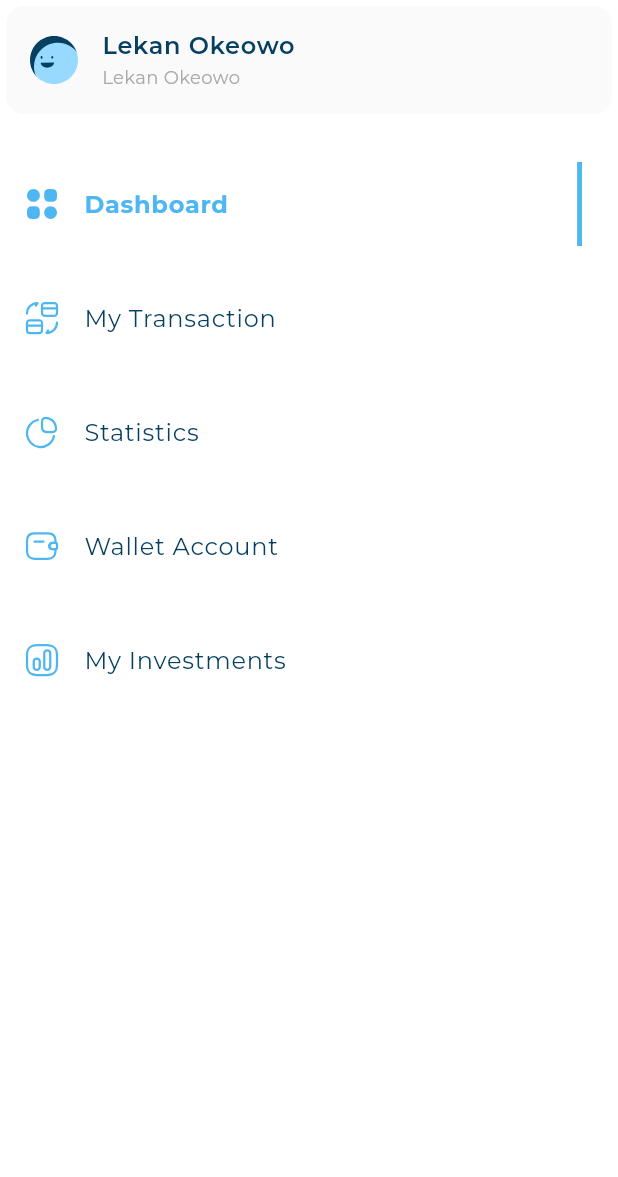
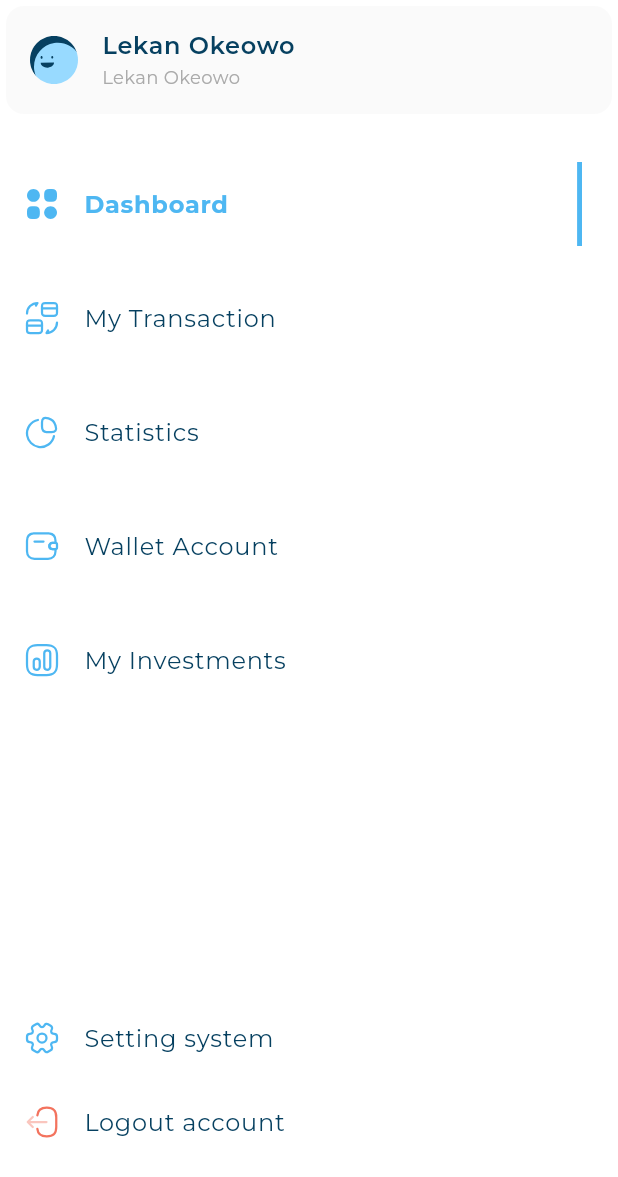
Before and after one commit to mazenanter/responsive_dashboard, a Flutter app: the CustomDrawer widget shown alone on an empty page, opened directly, on a phone screen of 412 x 824 dp. Shown: the top 1177 px of the screen. Run offline on Flutter 3.47's test engine with Material 3 defaults, Android fonts, the phone set to English and light mode, and no system bars; our stand-ins replace flutter_svg; project files that could hold a hidden picture were left out.

```diff
--- a/lib/views/dashboard_view.dart
+++ b/lib/views/dashboard_view.dart
@@ -8,6 +8,7 @@ class DashboardView extends StatelessWidget {
   @override
   Widget build(BuildContext context) {
     return Scaffold(
+      backgroundColor: const Color(0xffE5E5E5),
       body: AdaptiveLayoutWidget(
         mobileLayout: (context) => const SizedBox(),
         tabletLayout: (context) => const SizedBox(),
--- a/lib/widgets/custom_drawer.dart
+++ b/lib/widgets/custom_drawer.dart
@@ -1,5 +1,7 @@
 import 'package:flutter/material.dart';
+import 'package:responsive_dashboard/models/drawer_item_model.dart';
 import 'package:responsive_dashboard/utils/app_images.dart';
+import 'package:responsive_dashboard/widgets/active_and_inActive_widgets.dart';
 import 'package:responsive_dashboard/widgets/drawer_item_list_view.dart';
 import 'package:responsive_dashboard/widgets/user_info_list_tile.dart';
 
@@ -10,17 +12,41 @@ class CustomDrawer extends StatelessWidget {
   Widget build(BuildContext context) {
     return Container(
       color: Colors.white,
-      child: const Column(
-        children: [
-          UserInfoListTile(
-            title: 'Lekan Okeowo',
-            subTitle: 'demo@gmail.com',
-            image: Assets.imagesFrame2,
+      child: const CustomScrollView(
+        slivers: [
+          SliverToBoxAdapter(
+            child: UserInfoListTile(
+              title: 'Lekan Okeowo',
+              subTitle: 'demo@gmail.com',
+              image: Assets.imagesFrame2,
+            ),
           ),
-          SizedBox(
-            height: 8,
+          SliverToBoxAdapter(
+            child: SizedBox(
+              height: 8,
+            ),
           ),
           DrawerItemListView(),
+          SliverFillRemaining(
+            hasScrollBody: false,
+            child: Column(
+              children: [
+                Expanded(
+                    child: SizedBox(
+                  height: 20,
+                )),
+                InActiveDrawerItem(
+                    drawerItemModel: DrawerItemModel(
+                        title: 'Setting system', image: Assets.imagesSetting2)),
+                InActiveDrawerItem(
+                    drawerItemModel: DrawerItemModel(
+                        title: 'Logout account', image: Assets.imagesLogout)),
+                SizedBox(
+                  height: 48,
+                ),
+              ],
+            ),
+          ),
         ],
       ),
     );
--- a/lib/widgets/drawer_item_list_view.dart
+++ b/lib/widgets/drawer_item_list_view.dart
@@ -24,9 +24,7 @@ class _DrawerItemListViewState extends State<DrawerItemListView> {
   int activeIndex = 0;
   @override
   Widget build(BuildContext context) {
-    return ListView.builder(
-      shrinkWrap: true,
-      physics: const NeverScrollableScrollPhysics(),
+    return SliverList.builder(
       itemBuilder: (context, index) => GestureDetector(
         onTap: () {
           if (activeIndex != index) {
```
Also changed, not shown: lib/widgets/all_expenses.dart (added, +24 -0 lines), lib/widgets/all_expenses_header.dart (added, +25 -0 lines), lib/widgets/dashboard_web_layout.dart (+12 -0 lines), lib/widgets/range_option.dart (added, +37 -0 lines).
